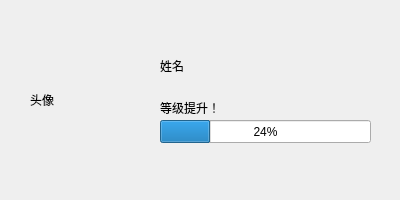
The window that Fear_No_One/System/Interface/gethit_exp.ui (TTaket/-) describes before a commit, drawn with Qt 5.
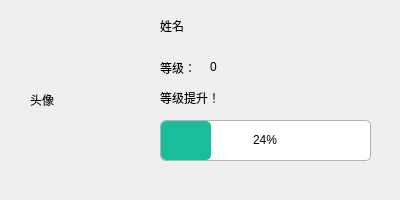
The same window after the commit.

Patch:
```diff
--- a/Fear_No_One/System/Interface/gethit_exp.ui
+++ b/Fear_No_One/System/Interface/gethit_exp.ui
@@ -43,7 +43,7 @@
    <property name="geometry">
     <rect>
      <x>160</x>
-     <y>100</y>
+     <y>90</y>
      <width>131</width>
      <height>16</height>
     </rect>
@@ -56,7 +56,7 @@
    <property name="geometry">
     <rect>
      <x>160</x>
-     <y>50</y>
+     <y>10</y>
      <width>91</width>
      <height>31</height>
     </rect>
@@ -71,13 +71,54 @@
      <x>160</x>
      <y>120</y>
      <width>211</width>
-     <height>23</height>
+     <height>41</height>
     </rect>
    </property>
+   <property name="styleSheet">
+    <string notr="true">QProgressBar{
+	font:9pt;
+	border-radius:5px;
+	text-align:center;
+	border:1px solid #E8EDF2;
+	background-color: rgb(255, 255, 255);
+	border-color: rgb(180, 180, 180);
+}
+QProgressBar:chunk{
+	border-radius:5px;
+	background-color:#1ABC9C;
+}
+</string>
+   </property>
    <property name="value">
     <number>24</number>
    </property>
   </widget>
+  <widget class="QLabel" name="lb_level">
+   <property name="geometry">
+    <rect>
+     <x>160</x>
+     <y>60</y>
+     <width>68</width>
+     <height>15</height>
+    </rect>
+   </property>
+   <property name="text">
+    <string>等级：</string>
+   </property>
+  </widget>
+  <widget class="QLabel" name="lb_levelval">
+   <property name="geometry">
+    <rect>
+     <x>210</x>
+     <y>51</y>
+     <width>41</width>
+     <height>31</height>
+    </rect>
+   </property>
+   <property name="text">
+    <string>0</string>
+   </property>
+  </widget>
  </widget>
  <resources/>
  <connections/>
```
